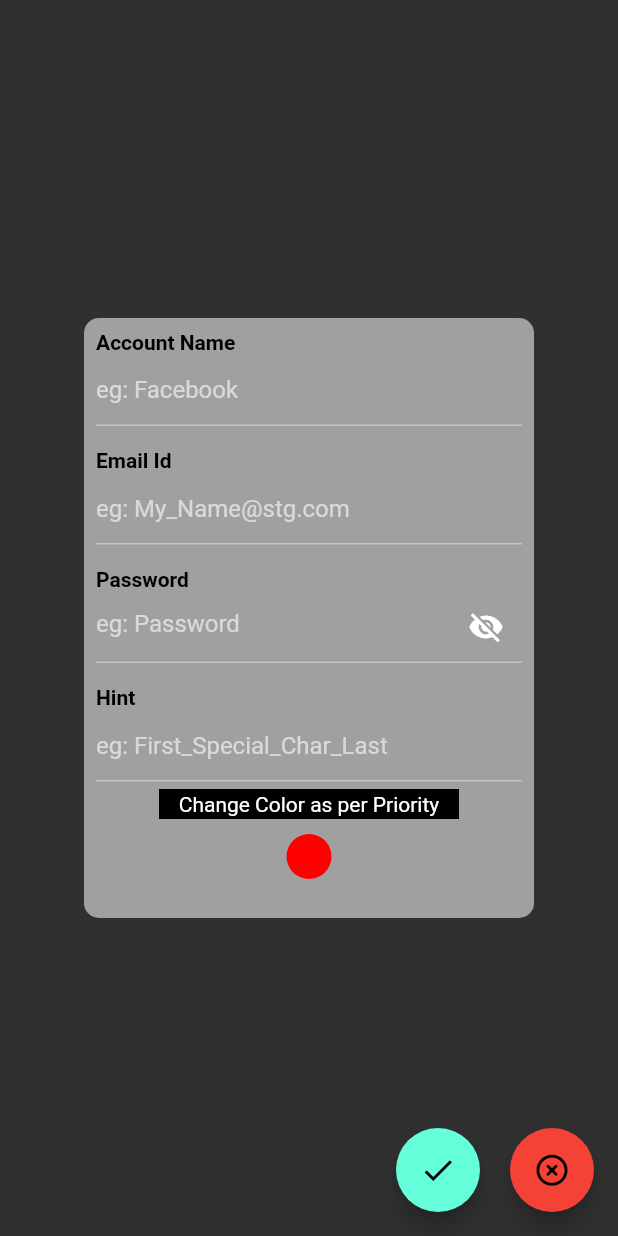
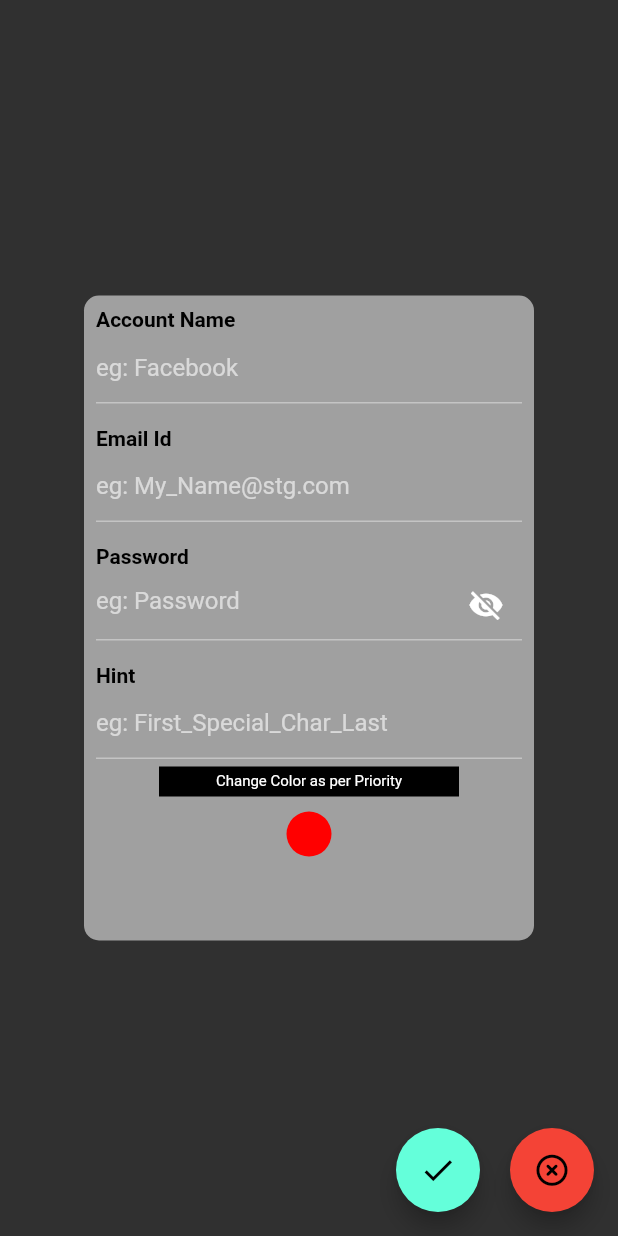
Before and after one commit to stg17reigns/Pass-Keyper, a Flutter app: the GroupPage screen opened by its route, on a phone screen of 412 x 824 dp. Run offline on Flutter 3.47's test engine with Material 2 defaults, Android fonts, the phone set to English and light mode, and no system bars; our stand-ins replace custom_navigation_bar, flutter_colorpicker, get, hive, hive_flutter; missing offline and left inert: email_launcher; accounts and stored records are empty.

Commit message:
finalsmallphone commit

```diff
--- a/pass_keyper/lib/Pages/group_page.dart
+++ b/pass_keyper/lib/Pages/group_page.dart
@@ -25,7 +25,7 @@ class GroupPage extends StatelessWidget {
     return Scaffold(
       body: Center(
         child: Container(
-          height: 400,
+          height: 430,
           width: 300,
           decoration: BoxDecoration(
             color: Colors.white54,
@@ -126,7 +126,10 @@ class GroupPage extends StatelessWidget {
                         width: 200,
                         color: Colors.black,
                         child: const Center(
-                          child: Text('Change Color as per Priority'),
+                          child: Text(
+                            'Change Color as per Priority',
+                            style: TextStyle(fontSize: 10),
+                          ),
                         ),
                       ),
                     ),
@@ -136,8 +139,6 @@ class GroupPage extends StatelessWidget {
                       padding: const EdgeInsets.all(10),
                       child: InkWell(
                         onTap: () {
-                          // ignore: avoid_print
-
                           Get.defaultDialog(
                             title: 'Select Color',
                             content: Column(
```
Also changed, not shown: pass_keyper/lib/Pages/home_page.dart (+5 -5 lines), pass_keyper/lib/Pages/passwordgenerator_page.dart (+5 -5 lines).
